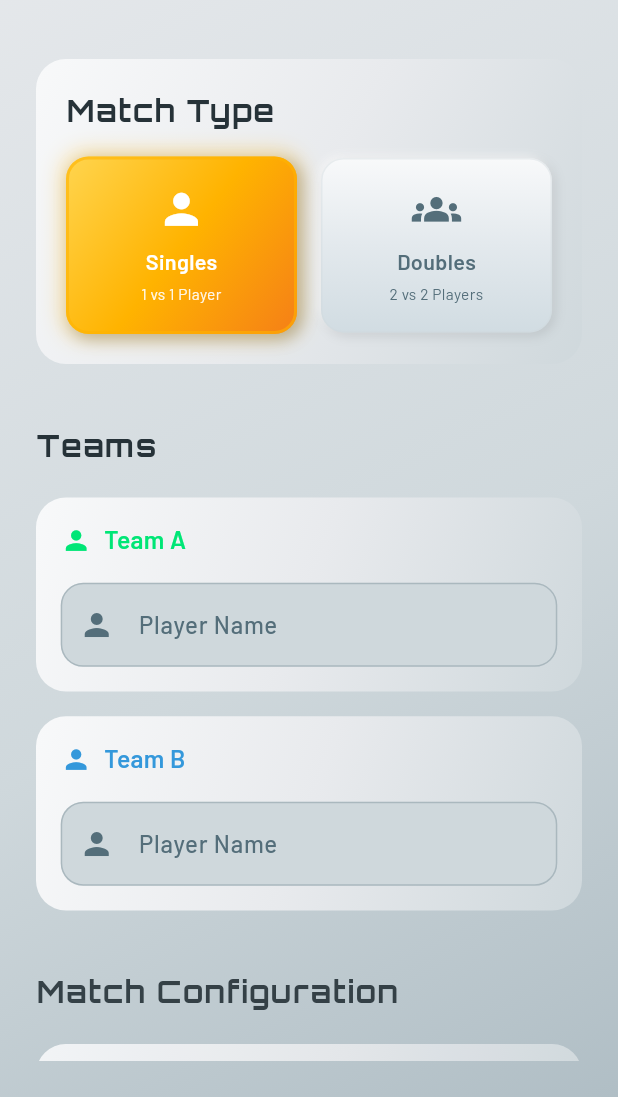
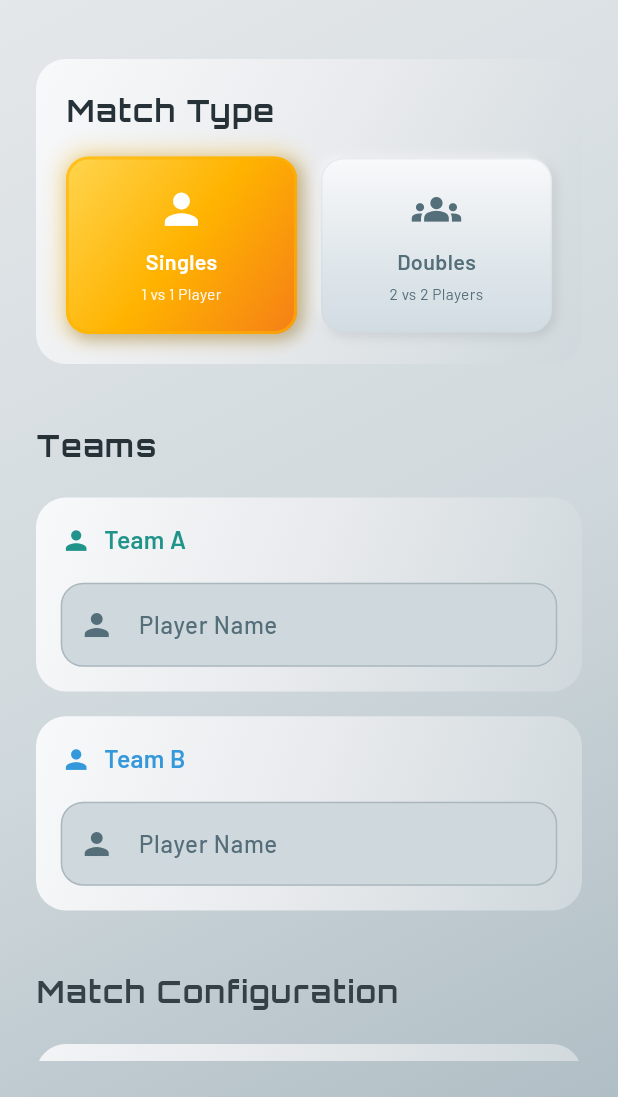
Before and after one commit to Force-Power-Infotech/pickleball_app, a Flutter app: the screen it shows after launch, on a phone screen of 412 x 824 dp, the part 139-1236 px from its top. Run offline on Flutter 3.47's test engine with Material 3 defaults, Android fonts, the phone set to English and light mode, and no system bars; drawn by our look-alikes of flutter_animate; our stand-ins replace confetti, google_fonts, pdf, printing, shared_preferences.

Commit message:
Update primaryEmerald color to a custom green for improved theme consistency

```diff
--- a/lib/theme/app_theme.dart
+++ b/lib/theme/app_theme.dart
@@ -5,7 +5,7 @@ import 'package:google_fonts/google_fonts.dart';
 class AppTheme {
   static const Color buttonViolet = Color(0xFF6C63FF); // Modern blue-violet for premium buttons
   // Colors - Premium 3D Metallic Theme
-  static const Color primaryEmerald = Color(0xFF00E676); // Sporty light green (replaces deep teal)
+  static const Color primaryEmerald = Color(0xFF20948B); // Updated green (custom)
   static const Color primaryBlue = Color(0xFF3498DB);
   static const Color neonBlue = Color(0xFF007AFF); // Neon blue for buttons
   static const Color neonRed = Color(0xFFFF3B30); // Neon red for buttons
@@ -19,7 +19,7 @@ class AppTheme {
 
   // Gradients - Premium 3D Metallic
   static const LinearGradient primaryGradient = LinearGradient(
-    colors: [primaryEmerald, primaryBlue],
+  colors: [primaryEmerald, primaryBlue],
     begin: Alignment.topLeft,
     end: Alignment.bottomRight,
   );
@@ -241,7 +241,7 @@ class AppTheme {
     letterSpacing: 2.0,
     shadows: [
       Shadow(
-        color: primaryEmerald.withOpacity(0.5),
+  color: primaryEmerald.withOpacity(0.5),
         blurRadius: 10,
       ),
     ],
@@ -283,7 +283,7 @@ class AppTheme {
       ),
       colorScheme: const ColorScheme.light(
         primary: primaryBlue,
-        secondary: primaryEmerald,
+  secondary: primaryEmerald,
         surface: cardBackground,
         background: lightBackground,
         onPrimary: Colors.white,
```
